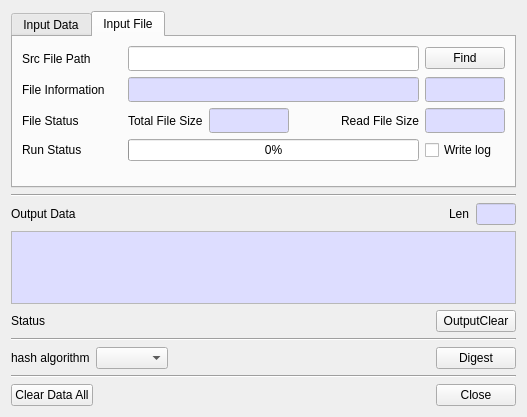
Above: BerEditor/gen_hash_dlg.ui from jykim74/BerEditor before the change. Below: the same form after it.
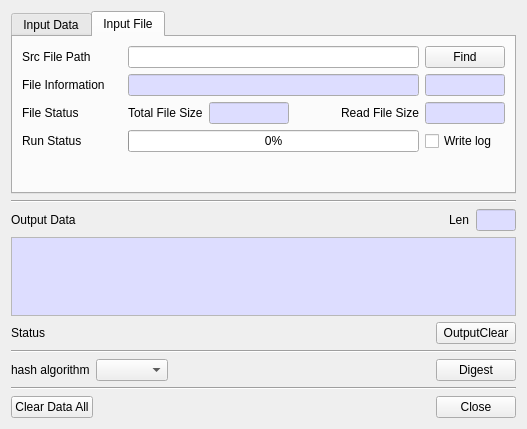
That is the form after the change. The open tabs and pages were chosen to show the change.

```diff
--- a/BerEditor/gen_hash_dlg.ui
+++ b/BerEditor/gen_hash_dlg.ui
@@ -7,7 +7,7 @@
     <x>0</x>
     <y>0</y>
     <width>527</width>
-    <height>417</height>
+    <height>429</height>
    </rect>
   </property>
   <property name="windowTitle">
@@ -175,13 +175,7 @@
           </widget>
          </item>
          <item row="0" column="1">
-          <widget class="QLineEdit" name="mSrcFileText">
-           <property name="font">
-            <font>
-             <family>굴림체</family>
-            </font>
-           </property>
-          </widget>
+          <widget class="QLineEdit" name="mSrcFileText"/>
          </item>
          <item row="0" column="2">
           <widget class="QPushButton" name="mFindSrcFileBtn">
@@ -245,11 +239,6 @@
              </disabled>
             </palette>
            </property>
-           <property name="font">
-            <font>
-             <family>굴림체</family>
-            </font>
-           </property>
            <property name="readOnly">
             <bool>true</bool>
            </property>
@@ -319,11 +308,6 @@
              </disabled>
             </palette>
            </property>
-           <property name="font">
-            <font>
-             <family>굴림체</family>
-            </font>
-           </property>
            <property name="readOnly">
             <bool>true</bool>
            </property>
@@ -384,11 +368,6 @@
              </disabled>
             </palette>
            </property>
-           <property name="font">
-            <font>
-             <family>굴림체</family>
-            </font>
-           </property>
            <property name="readOnly">
             <bool>true</bool>
            </property>
@@ -445,11 +424,6 @@
              </disabled>
             </palette>
            </property>
-           <property name="font">
-            <font>
-             <family>굴림체</family>
-            </font>
-           </property>
            <property name="readOnly">
             <bool>true</bool>
            </property>
```
Left out of the diff: 2 changed lines with no effect on the pictures.
